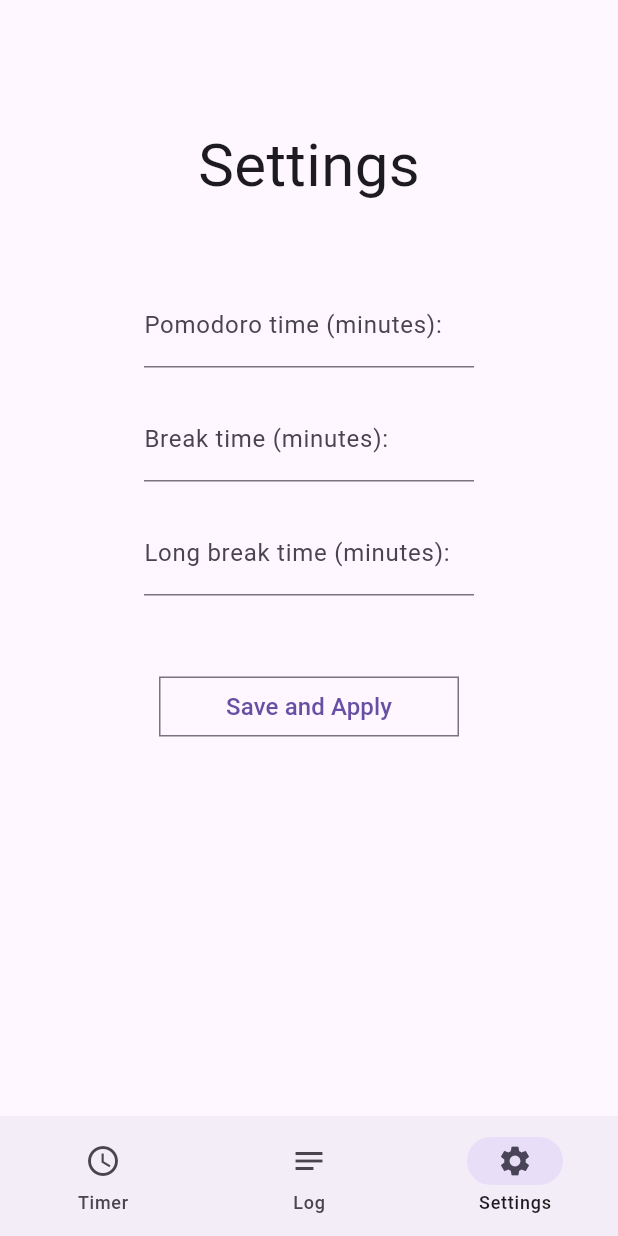
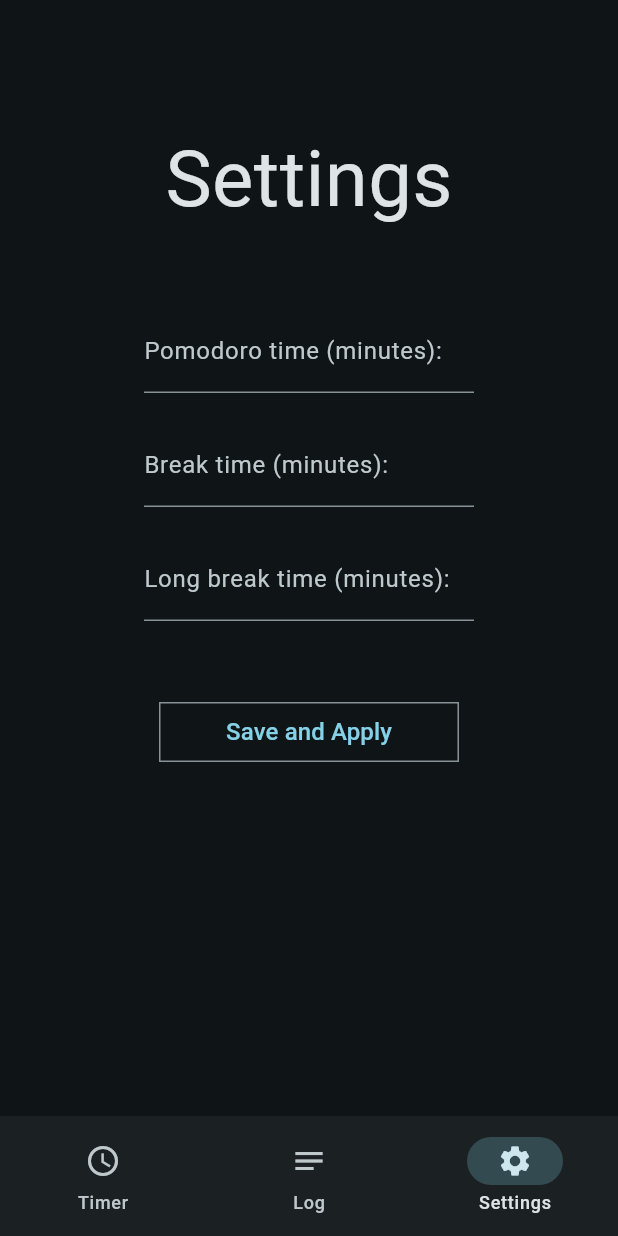
Before and after one commit to strawfervor/PomoSlice, a Flutter app: the screen it shows after launch, item 3 of the bottom bar chosen, on a phone screen of 412 x 824 dp. Run offline on Flutter 3.47's test engine with Material 3 defaults, Android fonts, the phone set to English and light mode, and no system bars; our stand-ins replace audioplayers, hive_ce, hive_ce_flutter, shared_preferences, vibration; accounts and stored records are empty.

Commit message:
log_card.dart in progress

```diff
--- a/lib/main.dart
+++ b/lib/main.dart
@@ -21,6 +21,12 @@ class MyApp extends StatelessWidget {
     return MaterialApp(
       title: 'PomoSlice',
       home: MainScreen(),
+      theme: ThemeData(
+        colorScheme: ColorScheme.fromSeed(
+          seedColor: const Color.fromARGB(255, 83, 211, 243),
+          brightness: Brightness.dark,
+        ),
+      ),
     );
   }
 }
--- a/lib/setting_screen.dart
+++ b/lib/setting_screen.dart
@@ -57,7 +57,7 @@ class _SettingScreenState extends State<SettingScreen> {
     return Column(
       children: [
         SizedBox(height: 50,),
-        Text("Settings", style: TextStyle(fontSize: 40)),
+        Text("Settings", style: TextStyle(fontSize: 52)),
         SizedBox(height: 50,),
         TextField(
           keyboardType: TextInputType.number,
```
Also changed, not shown: lib/components/log_card.dart (added, +32 -0 lines), lib/log_screen.dart (+3 -5 lines).
